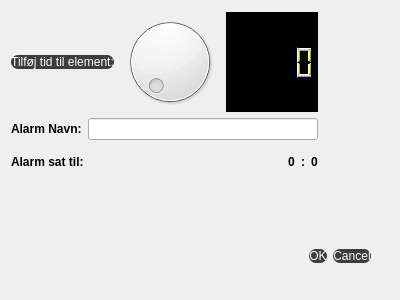
Above: SMS/opretscenarie.ui from Simmetopia/semester_02 before the change. Below: the same form after it.
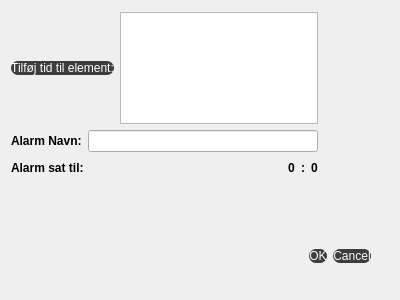
That is the form after the change.

What changed in the file:
```diff
--- a/SMS/opretscenarie.ui
+++ b/SMS/opretscenarie.ui
@@ -93,14 +93,7 @@
        </widget>
       </item>
       <item>
-       <widget class="QDial" name="dial"/>
-      </item>
-      <item>
-       <widget class="QLCDNumber" name="lcdNumber">
-        <property name="styleSheet">
-         <string notr="true">background-color: black; color: yellow;</string>
-        </property>
-       </widget>
+       <widget class="QListWidget" name="EnhedsList"/>
       </item>
      </layout>
     </item>
```
Left out of the diff: 16 changed lines with no effect on the pictures.
